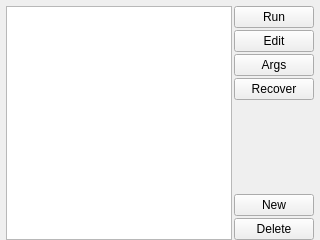
First picture: the form in ui/ProgramsWidget.ui, repository kipr/botui, before the edit.
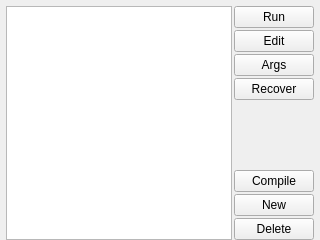
Second picture: the form after the edit. Icons and pictures are not drawn.

Commit message: Adding compile button to ProgramsWidget

```diff
--- a/ui/ProgramsWidget.ui
+++ b/ui/ProgramsWidget.ui
@@ -93,6 +93,17 @@
          </property>
         </spacer>
        </item>
+       <item>
+        <widget class="QPushButton" name="compile">
+         <property name="text">
+          <string>Compile</string>
+         </property>
+         <property name="icon">
+          <iconset>
+           <normaloff>../rc/icons/package.png</normaloff>../rc/icons/package.png</iconset>
+         </property>
+        </widget>
+       </item>
        <item>
         <widget class="QPushButton" name="add">
          <property name="text">
```
The commit also changes 2 other files.
